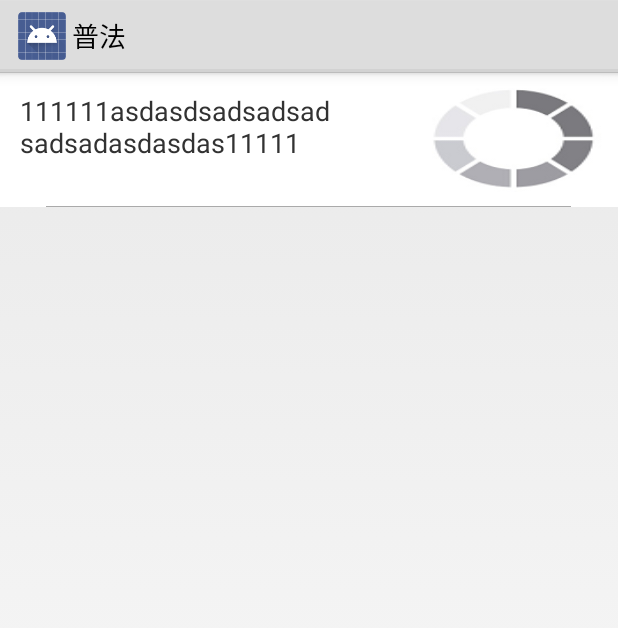
After one commit to laoxiaoqing/law_edu, an Android app: the layout item_cases_pager.xml on its own in the app's theme, with its tools: preview values and no code run, on a phone screen of 412 x 824 dp. The commit adds this screen. Shown: the top 628 px of the screen. Run offline under Robolectric (Android 15) with nearby library versions, the phone set to English and light mode, and no system bars; network calls fail.

Commit message:
listView 加入，但是不滑动

```diff
--- /dev/null
+++ b/app/src/main/res/layout/item_cases_pager.xml
@@ -0,0 +1,34 @@
+<?xml version="1.0" encoding="utf-8"?>
+<RelativeLayout xmlns:android="http://schemas.android.com/apk/res/android"
+    android:id="@+id/ll_cases_item"
+    android:layout_width="match_parent"
+    android:layout_height="90dp"
+    android:background="@android:color/white">
+
+    <TextView
+        android:id="@+id/tv_name_item"
+        android:layout_width="220dp"
+        android:layout_height="70dp"
+        android:layout_margin="10dp"
+        android:padding="3dp"
+        android:text="111111asdasdsadsadsadsadsadasdasdas11111"
+        android:textSize="18dp" />
+
+    <ImageView
+        android:id="@+id/iv_cases_item"
+
+        android:layout_width="120dp"
+        android:layout_height="70dp"
+        android:layout_alignParentRight="true"
+        android:layout_margin="10dp"
+        android:scaleType="fitXY"
+        android:src="@mipmap/cases_upload" />
+
+    <View
+        android:id="@+id/id_diverline9"
+        android:layout_alignParentBottom="true"
+        android:layout_centerHorizontal="true"
+        android:layout_width="350dp"
+        android:layout_height="0.4dp"
+        android:background="@android:color/darker_gray" />
+</RelativeLayout>
```
Also changed, not shown: app/src/main/java/com/example/administrator/lawapp/bean/HomePagerBean.java (+85 -9 lines), app/src/main/java/com/example/administrator/lawapp/pager/HomePager.java (+75 -6 lines), app/src/main/res/layout/home_display.xml (+9 -5 lines), app/src/main/res/mipmap-hdpi/cases_upload.jpg (added), 3 other files.
